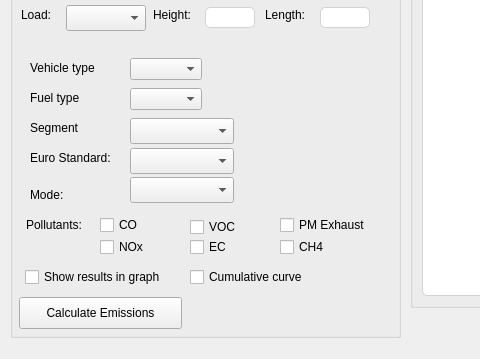
Qt form road_emission_calculator_dialog_base.ui (NPRA/RoadEmissionCalculator) before a commit; both pictures show x 0 to 480 and y 103 to 462 of the 714 by 462 pixel window.
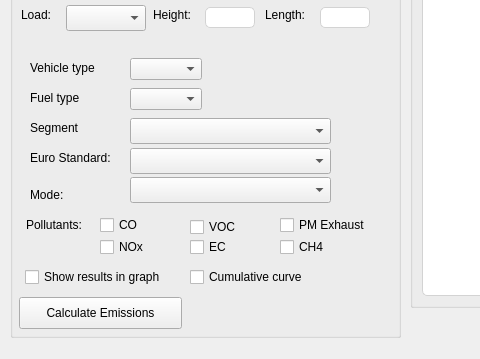
The same form after that commit. Icons and pictures are not drawn.

```diff
--- a/road_emission_calculator_dialog_base.ui
+++ b/road_emission_calculator_dialog_base.ui
@@ -136,7 +136,7 @@
      <rect>
       <x>120</x>
       <y>221</y>
-      <width>104</width>
+      <width>201</width>
       <height>26</height>
      </rect>
     </property>
@@ -159,7 +159,7 @@
      <rect>
       <x>120</x>
       <y>251</y>
-      <width>104</width>
+      <width>201</width>
       <height>26</height>
      </rect>
     </property>
@@ -676,7 +676,7 @@
      <rect>
       <x>120</x>
       <y>280</y>
-      <width>104</width>
+      <width>201</width>
       <height>26</height>
      </rect>
     </property>
```
Left out of the diff: 4 changed lines with no effect on the pictures.
